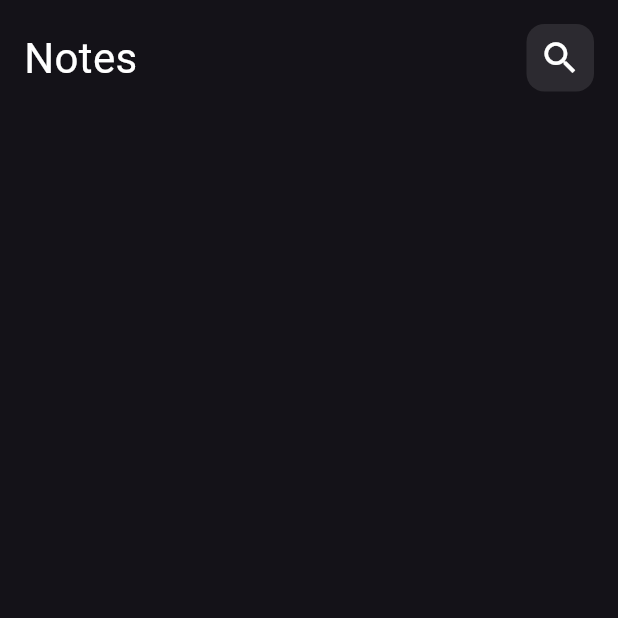
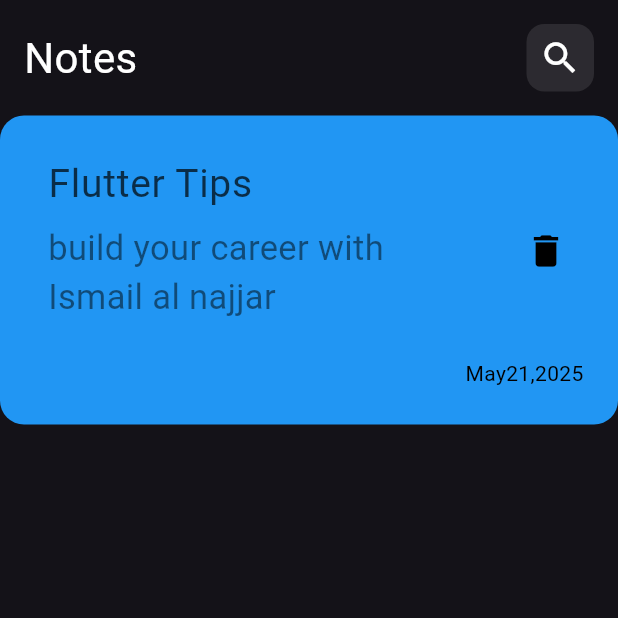
Before and after one commit to ismail-alnajjar/Notes-App, a Flutter app: the screen it shows after launch, on a phone screen of 412 x 824 dp, the top half of it. Run offline on Flutter 3.47's test engine with Material 3 defaults, Android fonts, the phone set to English and light mode, and no system bars.

Commit message:
Create Cardd Widget

```diff
--- /dev/null
+++ b/lib/Views/widgets/Card.dart
@@ -0,0 +1,49 @@
+import 'package:flutter/material.dart';
+
+class Cardd extends StatelessWidget {
+  const Cardd({super.key});
+
+  @override
+  Widget build(BuildContext context) {
+    return Container(
+      padding: EdgeInsets.only(top: 18, bottom: 24, left: 16),
+      decoration: BoxDecoration(
+          borderRadius: BorderRadius.circular(16), color: Colors.blue),
+      child: Column(
+        crossAxisAlignment: CrossAxisAlignment.end,
+        children: [
+          ListTile(
+            title: Text(
+              'Flutter Tips',
+              style:
+                  TextStyle(color: Colors.black.withOpacity(.7), fontSize: 26),
+            ),
+            subtitle: Padding(
+              padding: const EdgeInsets.only(bottom: 16, top: 7),
+              child: Text(
+                'build your career with Ismail al najjar ',
+                style: TextStyle(
+                    color: Colors.black.withOpacity(.5), fontSize: 23),
+              ),
+            ),
+            trailing: IconButton(
+              onPressed: () {},
+              icon: const Icon(
+                Icons.delete,
+                color: Colors.black,
+                size: 28,
+              ),
+            ),
+          ),
+          const Padding(
+            padding: EdgeInsets.only(right: 23),
+            child: Text(
+              'May21,2025',
+              style: TextStyle(color: Colors.black),
+            ),
+          )
+        ],
+      ),
+    );
+  }
+}
--- a/lib/Views/widgets/NotesViewBody.dart
+++ b/lib/Views/widgets/NotesViewBody.dart
@@ -1,4 +1,5 @@
 import 'package:flutter/material.dart';
+import 'package:noteapp/Views/widgets/Card.dart';
 import 'package:noteapp/Views/widgets/NotesAppBar.dart';
 
 class NotesViewBody extends StatelessWidget {
@@ -10,6 +11,7 @@ class NotesViewBody extends StatelessWidget {
       child: Column(
         children: [
           NotesAppBar(),
+          Cardd(),
         ],
       ),
     );
```
